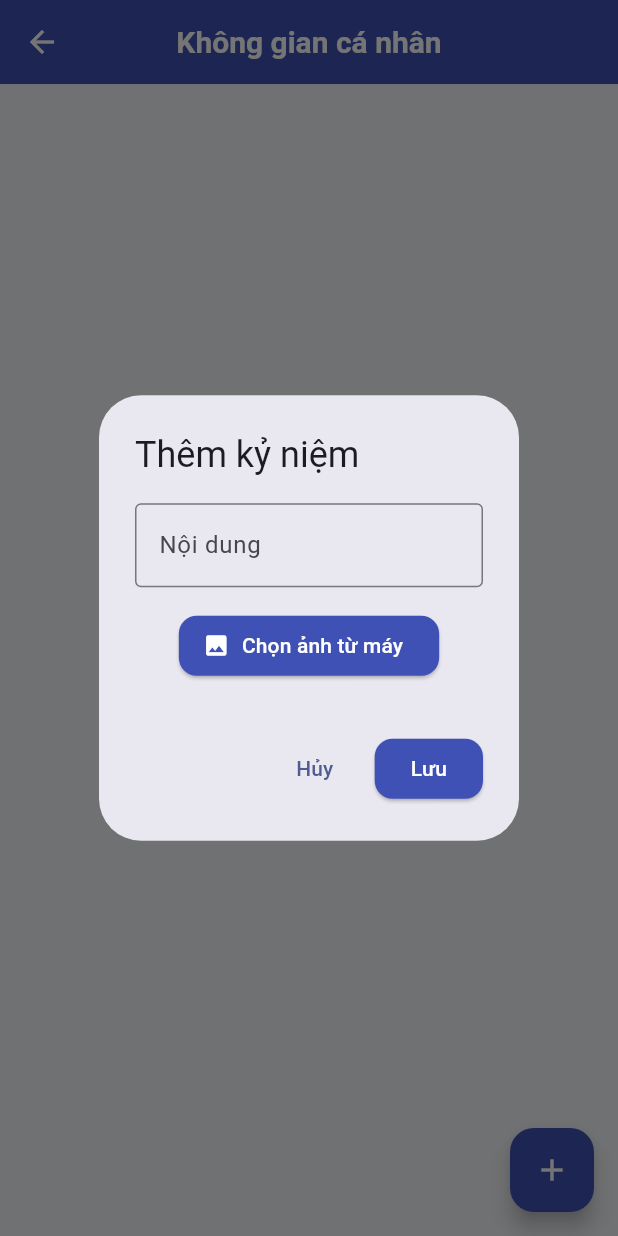
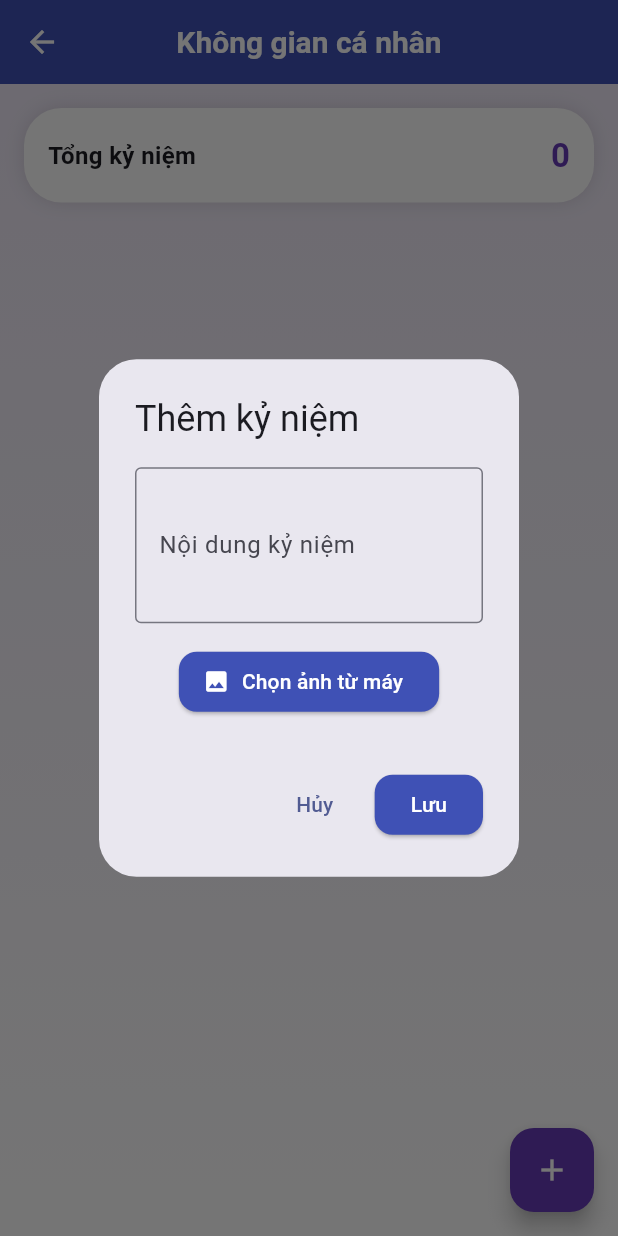
Before and after one commit to Subin1707/Ung_dung_quan_ly_khong_gian_dien_thoai, a Flutter app: the KhongGianCaNhan screen opened directly, after a tap on the "add" icon, on a phone screen of 412 x 824 dp. Run offline on Flutter 3.47's test engine with Material 3 defaults, Android fonts, the phone set to English and light mode, and no system bars; our stand-ins replace image_picker.

Commit message:
tiếp tục sửa giao diện không gian cá nhân

```diff
--- a/lib/man_hinh/khong_gian_ca_nhan.dart
+++ b/lib/man_hinh/khong_gian_ca_nhan.dart
@@ -28,20 +28,22 @@ class _KhongGianCaNhanState extends State<KhongGianCaNhan> {
         return StatefulBuilder(
           builder: (context, setStateDialog) {
             return AlertDialog(
+              shape: RoundedRectangleBorder(
+                borderRadius: BorderRadius.circular(25),
+              ),
               title: const Text("Thêm kỷ niệm"),
               content: SingleChildScrollView(
                 child: Column(
                   children: [
                     TextField(
                       controller: controller,
+                      maxLines: 3,
                       decoration: const InputDecoration(
-                        labelText: "Nội dung",
+                        labelText: "Nội dung kỷ niệm",
                         border: OutlineInputBorder(),
                       ),
                     ),
-
                     const SizedBox(height: 15),
-
                     ElevatedButton.icon(
                       icon: const Icon(Icons.image),
                       label: const Text("Chọn ảnh từ máy"),
@@ -57,12 +59,10 @@ class _KhongGianCaNhanState extends State<KhongGianCaNhan> {
                         }
                       },
                     ),
-
                     const SizedBox(height: 10),
-
                     if (selectedImagePath != null)
                       ClipRRect(
-                        borderRadius: BorderRadius.circular(12),
+                        borderRadius: BorderRadius.circular(15),
                         child: Image.file(
                           File(selectedImagePath!),
                           height: 150,
@@ -116,38 +116,120 @@ class _KhongGianCaNhanState extends State<KhongGianCaNhan> {
         title: const Text("Không gian cá nhân"),
         centerTitle: true,
       ),
-      body: danhSach.isEmpty
-          ? const Center(child: Text("Chưa có kỷ niệm nào"))
+      body: Container(
+        decoration: const BoxDecoration(
+          gradient: LinearGradient(
+            colors: [Color(0xFFEDE7F6), Colors.white],
+            begin: Alignment.topCenter,
+            end: Alignment.bottomCenter,
+          ),
+        ),
+        child: Column(
+          children: [
+            Container(
+              margin: const EdgeInsets.all(16),
+              padding: const EdgeInsets.all(16),
+              decoration: BoxDecoration(
+                color: Colors.white,
+                borderRadius: BorderRadius.circular(25),
+                boxShadow: const [
+                  BoxShadow(color: Colors.black12, blurRadius: 10),
+                ],
+              ),
+              child: Row(
+                mainAxisAlignment: MainAxisAlignment.spaceBetween,
+                children: [
+                  const Text(
+                    "Tổng kỷ niệm",
+                    style: TextStyle(fontSize: 16, fontWeight: FontWeight.bold),
+                  ),
+                  Text(
+                    "${danhSach.length}",
+                    style: const TextStyle(
+                      fontSize: 22,
+                      fontWeight: FontWeight.bold,
+                      color: Colors.deepPurple,
+                    ),
+                  ),
+                ],
+              ),
+            ),
+
+            Expanded(
+              child: danhSach.isEmpty
+                  ? const Center(
+                      child: Column(
+                        mainAxisAlignment: MainAxisAlignment.center,
+                        children: [
+                          Icon(
+                            Icons.photo_album_outlined,
+                            size: 70,
+                            color: Colors.grey,
+                          ),
+                          SizedBox(height: 10),
+                          Text(
+                            "Chưa có kỷ niệm nào",
+                            style: TextStyle(fontSize: 16),
+                          ),
+                        ],
+                      ),
+                    )
                   : ListView.builder(
-              padding: const EdgeInsets.all(16),
+                      padding: const EdgeInsets.symmetric(horizontal: 16),
                       itemCount: danhSach.length,
                       itemBuilder: (context, index) {
                         final ghiChu = danhSach[index];
 
-                return Card(
-                  shape: RoundedRectangleBorder(
-                    borderRadius: BorderRadius.circular(20),
+                        return Container(
+                          margin: const EdgeInsets.only(bottom: 16),
+                          decoration: BoxDecoration(
+                            color: Colors.white,
+                            borderRadius: BorderRadius.circular(25),
+                            boxShadow: const [
+                              BoxShadow(color: Colors.black12, blurRadius: 10),
+                            ],
                           ),
-                  elevation: 6,
-                  margin: const EdgeInsets.only(bottom: 16),
                           child: Padding(
                             padding: const EdgeInsets.all(16),
                             child: Column(
                               crossAxisAlignment: CrossAxisAlignment.start,
                               children: [
-                        Text(
+                                Row(
+                                  children: [
+                                    const Icon(
+                                      Icons.favorite,
+                                      color: Colors.pink,
+                                    ),
+                                    const SizedBox(width: 8),
+                                    Expanded(
+                                      child: Text(
                                         ghiChu.noiDung,
                                         style: const TextStyle(
                                           fontSize: 16,
                                           fontWeight: FontWeight.bold,
                                         ),
                                       ),
+                                    ),
+                                  ],
+                                ),
 
-                        const SizedBox(height: 10),
+                                const SizedBox(height: 8),
 
+                                // ===== THỜI GIAN =====
+                                Text(
+                                  "Ngày tạo: ${ghiChu.thoiGianTao.day}/${ghiChu.thoiGianTao.month}/${ghiChu.thoiGianTao.year}",
+                                  style: const TextStyle(
+                                    fontSize: 12,
+                                    color: Colors.grey,
+                                  ),
+                                ),
+
+                                const SizedBox(height: 12),
+
+                                // ===== ẢNH =====
                                 if (ghiChu.hinhAnhPath != null)
                                   ClipRRect(
-                            borderRadius: BorderRadius.circular(12),
+                                    borderRadius: BorderRadius.circular(20),
                                     child: Image.file(
                                       File(ghiChu.hinhAnhPath!),
                                       height: 200,
@@ -156,10 +238,15 @@ class _KhongGianCaNhanState extends State<KhongGianCaNhan> {
                                     ),
                                   ),
 
+                                const SizedBox(height: 10),
+
                                 Align(
                                   alignment: Alignment.centerRight,
                                   child: IconButton(
-                            icon: const Icon(Icons.delete, color: Colors.red),
+                                    icon: const Icon(
+                                      Icons.delete,
+                                      color: Colors.red,
+                                    ),
                                     onPressed: () => _xoa(index),
                                   ),
                                 ),
@@ -169,7 +256,12 @@ class _KhongGianCaNhanState extends State<KhongGianCaNhan> {
                         );
                       },
                     ),
+            ),
+          ],
+        ),
+      ),
       floatingActionButton: FloatingActionButton(
+        backgroundColor: Colors.deepPurple,
         onPressed: _themKyNiem,
         child: const Icon(Icons.add),
       ),
```
Lines whose indentation alone changed are shown as unchanged.
